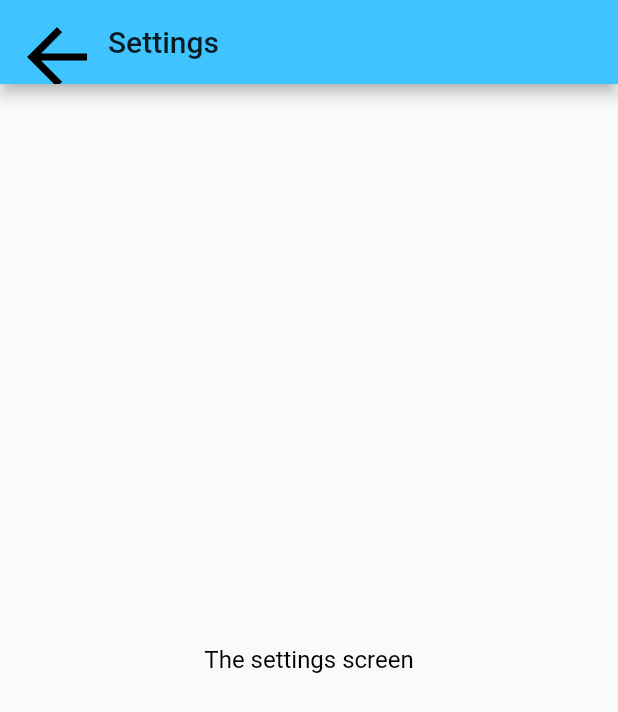
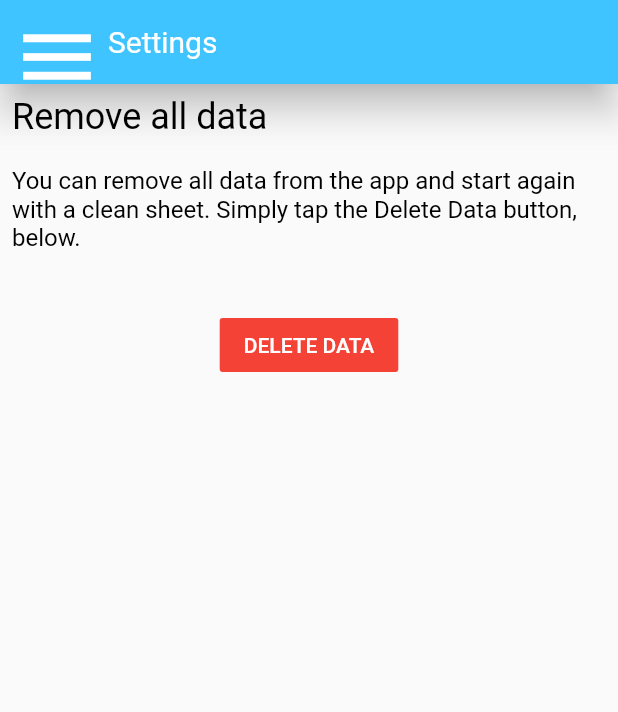
Before and after one commit to dconlisk/bristol-stool-chart-flutter-app, a Flutter app: the SettingsScreen screen opened by its route, on a phone screen of 412 x 824 dp. Shown: the top 712 px of the screen. Run offline on Flutter 3.47's test engine with Material 2 defaults, Android fonts, the phone set to English and light mode, and no system bars; our stand-ins replace carousel_slider, sqflite, syncfusion_flutter_charts; missing offline and left inert: syncfusion_flutter_core; accounts and stored records are empty.

Commit message:
Add delete data button to settings screen.

```diff
--- a/lib/helpers/db_helper.dart
+++ b/lib/helpers/db_helper.dart
@@ -25,4 +25,9 @@
     final db = await DbHelper.database();
     return db.query(table, orderBy: 'dateTime');
   }
+
+  static Future<void> deleteAll(String table) async {
+    final db = await DbHelper.database();
+    db.delete(table);
+  }
 }
--- a/lib/providers/event_provider.dart
+++ b/lib/providers/event_provider.dart
@@ -35,4 +35,8 @@
         .toList();
     notifyListeners();
   }
+
+  Future<void> deleteAll() async {
+    await DbHelper.deleteAll('events');
+  }
 }
--- a/lib/screens/about_screen.dart
+++ b/lib/screens/about_screen.dart
@@ -1,4 +1,6 @@
 import 'package:flutter/material.dart';
+
+import '../widgets/main_drawer.dart';
 
 class AboutScreen extends StatelessWidget {
   static const routeName = '/about';
@@ -7,6 +9,7 @@
   Widget build(BuildContext context) {
     return Scaffold(
       appBar: AppBar(title: Text('About')),
+      drawer: MainDrawer(),
       body: Padding(
         padding: const EdgeInsets.all(8.0),
         child: ListView(
--- a/lib/screens/add_screen.dart
+++ b/lib/screens/add_screen.dart
@@ -4,6 +4,7 @@
 
 import '../models/event.dart';
 import '../providers/event_provider.dart';
+import '../widgets/main_drawer.dart';
 
 class AddScreen extends StatefulWidget {
   static const routeName = '/add';
@@ -80,9 +81,8 @@
   Widget build(BuildContext context) {
     return Scaffold(
       backgroundColor: Colors.white,
-      appBar: AppBar(
-        title: Text('Add Stool'),
-      ),
+      appBar: AppBar(title: Text('Add Stool')),
+      drawer: MainDrawer(),
       body: Column(
         children: <Widget>[
           Container(
--- a/lib/screens/dashboard_screen.dart
+++ b/lib/screens/dashboard_screen.dart
@@ -12,8 +12,6 @@
       child: Scaffold(
         appBar: AppBar(
           title: Text('Dashboard'),
-          textTheme: Theme.of(context).textTheme,
-          iconTheme: Theme.of(context).accentIconTheme,
         ),
         drawer: MainDrawer(),
         body: Column(
--- a/lib/screens/settings_screen.dart
+++ b/lib/screens/settings_screen.dart
@@ -1,13 +1,80 @@
 import 'package:flutter/material.dart';
+
+import './dashboard_screen.dart';
+import '../widgets/main_drawer.dart';
+import '../providers/event_provider.dart';
 
 class SettingsScreen extends StatelessWidget {
   static const routeName = '/settings';
 
+  Future<void> _delete(BuildContext context) async {
+    var provider = EventProvider();
+
+    await provider.deleteAll();
+
+    showDialog(
+        context: context,
+        builder: (ctx) {
+          return AlertDialog(
+            title: Text('Are you sure?'),
+            content: Text(
+                'All of your existing stool data will be permanently removed. Do you wish to continue?'),
+            actions: <Widget>[
+              FlatButton(
+                child: Text('CANCEL'),
+                onPressed: () {
+                  Navigator.of(context).pop();
+                },
+              ),
+              FlatButton(
+                child: Text('DELETE ALL DATA'),
+                onPressed: () async {
+                  var provider = EventProvider();
+                  await provider.deleteAll();
+                  await Navigator.pushNamedAndRemoveUntil(
+                      context, DashboardScreen.routeName, (_) => false);
+                },
+              )
+            ],
+          );
+        });
+  }
+
   @override
   Widget build(BuildContext context) {
     return Scaffold(
-      appBar: AppBar(title: Text('Settings')),
-      body: Center(child: Text('The settings screen'),),
+      appBar: AppBar(
+        title: Text('Settings'),
+      ),
+      drawer: MainDrawer(),
+      body: Padding(
+        padding: const EdgeInsets.all(8.0),
+        child: Column(
+          children: <Widget>[
+            RichText(
+              text: TextSpan(
+                style: Theme.of(context).textTheme.body1,
+                children: <TextSpan>[
+                  TextSpan(
+                    text: 'Remove all data',
+                    style: Theme.of(context).textTheme.display2,
+                  ),
+                  TextSpan(
+                    text:
+                        '\r\n\r\nYou can remove all data from the app and start again with a clean sheet. Simply tap the Delete Data button, below.\r\n\r\n',
+                  ),
+                ],
+              ),
+            ),
+            FlatButton(
+              child: Text('DELETE DATA'),
+              color: Colors.red,
+              textColor: Colors.white,
+              onPressed: () => _delete(context),
+            ),
+          ],
+        ),
+      ),
     );
   }
 }
```
Also changed, not shown: lib/main.dart (+12 -1 lines), lib/screens/graph_screen.dart (+41 -13 lines), lib/widgets/drawer_link.dart (+1 -6 lines), lib/widgets/graph.dart (+4 -4 lines).
